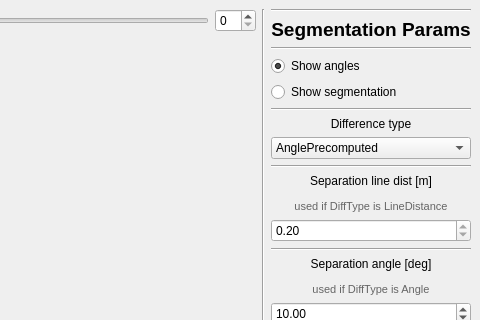
First picture: the form in src/qt/widgets/ui/opengl_folder_player.ui, repository PRBonn/depth_clustering, before the edit; both pictures show x 694 to 1174 and y 0 to 320 of the 1174 by 964 pixel window.
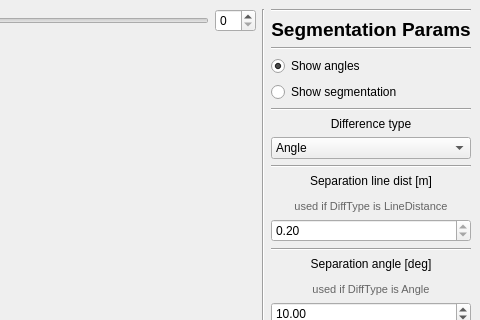
Second picture: the form after the edit. Custom widgets are drawn as their Qt base class.

```diff
--- a/src/qt/widgets/ui/opengl_folder_player.ui
+++ b/src/qt/widgets/ui/opengl_folder_player.ui
@@ -256,7 +256,7 @@
      <item>
       <widget class="QComboBox" name="cmb_diff_type">
        <property name="currentIndex">
-        <number>1</number>
+        <number>0</number>
        </property>
        <item>
         <property name="text">
```
Left out of the diff: 5 changed lines with no effect on the pictures.
